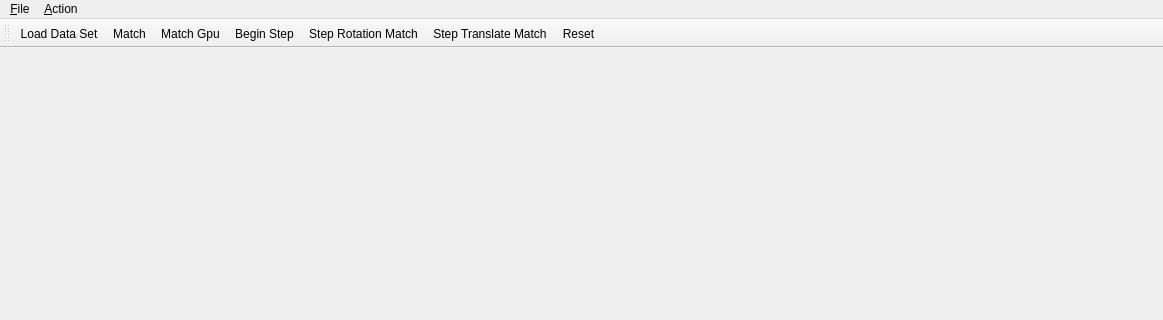
Before: the Qt Designer form src/ui/ToolWindowLineMatcher.ui in oneminute/RecFLS, drawn with Qt 5; both pictures show x 0 to 1163 and y 0 to 320 of the 1163 by 857 pixel window.
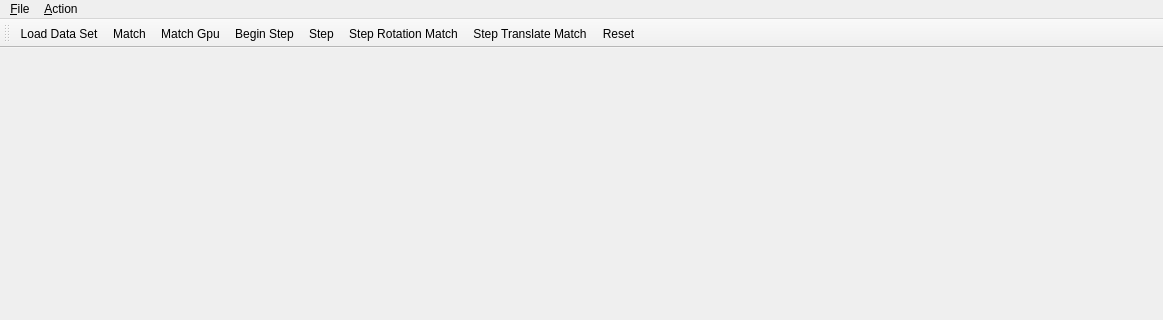
After: the same form once the commit is applied. Custom widgets are drawn as their Qt base class.

Patch:
```diff
--- a/src/ui/ToolWindowLineMatcher.ui
+++ b/src/ui/ToolWindowLineMatcher.ui
@@ -299,6 +299,7 @@
    <addaction name="actionMatch"/>
    <addaction name="actionMatch_Gpu"/>
    <addaction name="actionBegin_Step"/>
+   <addaction name="actionStep"/>
    <addaction name="actionStep_Rotation_Match"/>
    <addaction name="actionStep_Translate_Match"/>
    <addaction name="actionReset"/>
@@ -344,6 +345,11 @@
     <string>Match Gpu</string>
    </property>
   </action>
+  <action name="actionStep">
+   <property name="text">
+    <string>Step</string>
+   </property>
+  </action>
  </widget>
  <customwidgets>
   <customwidget>
```
